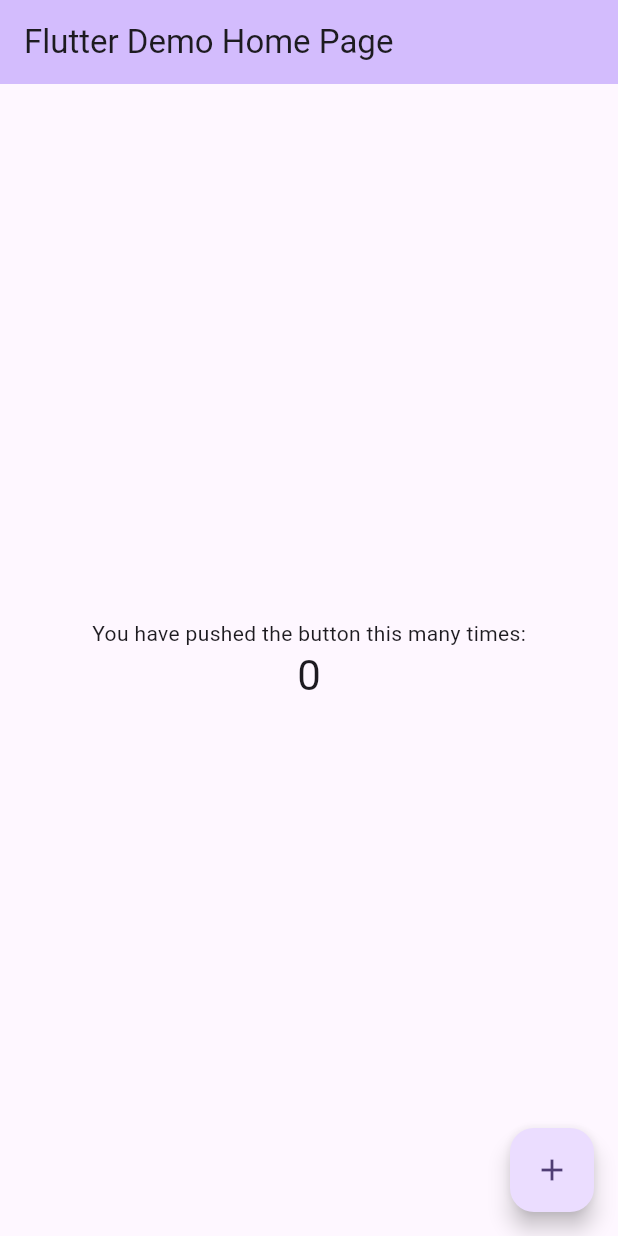
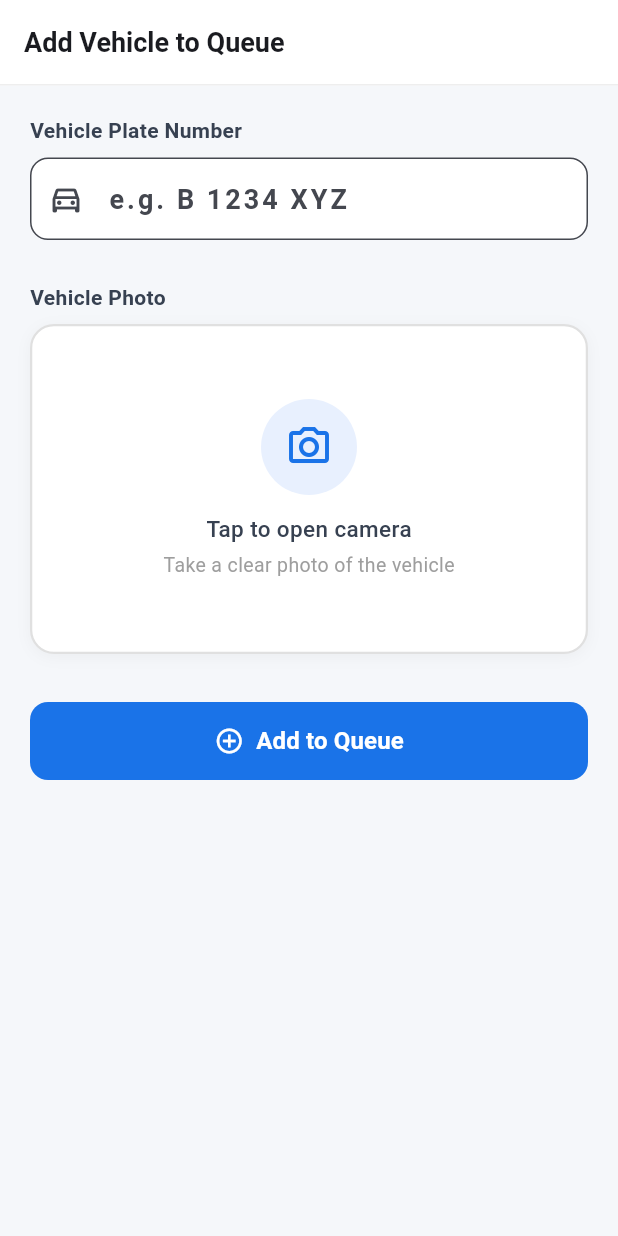
Before and after one commit to Tento03/showroom-queue-system, a Flutter app: the screen it shows after launch, on a phone screen of 412 x 824 dp. Run offline on Flutter 3.47's test engine with Material 3 defaults, Android fonts, the phone set to English and light mode, and no system bars; our stand-ins replace dio, image_picker.

Commit message:
setup flutter project & dio client

```diff
--- /dev/null
+++ b/mobile/vehicle_queue_app/lib/features/queue/pages/create_queue_page.dart
@@ -0,0 +1,328 @@
+import 'dart:io';
+
+import 'package:flutter/material.dart';
+import 'package:image_picker/image_picker.dart';
+
+class CreateQueuePage extends StatefulWidget {
+  const CreateQueuePage({super.key});
+
+  @override
+  State<CreateQueuePage> createState() => _CreateQueuePageState();
+}
+
+class _CreateQueuePageState extends State<CreateQueuePage> {
+  // ─── State ────────────────────────────────────────────────────────────────
+  final _plateController = TextEditingController();
+  final _formKey = GlobalKey<FormState>();
+
+  File? _vehicleImage;
+  bool _isLoading = false;
+
+  // ─── Lifecycle ────────────────────────────────────────────────────────────
+  @override
+  void dispose() {
+    _plateController.dispose();
+    super.dispose();
+  }
+
+  // ─── Logic ────────────────────────────────────────────────────────────────
+
+  /// Opens the device camera, captures a photo, and stores it as a [File].
+  /// Image quality is compressed to 60% to reduce upload size.
+  Future<void> pickImage() async {
+    final picker = ImagePicker();
+
+    final XFile? picked = await picker.pickImage(
+      source: ImageSource.camera,
+      imageQuality: 60,
+    );
+
+    if (picked != null) {
+      setState(() {
+        _vehicleImage = File(picked.path);
+      });
+    }
+  }
+
+  /// Validates inputs, calls the service, and handles success/error feedback.
+  Future<void> submit() async {
+    // Validate plate field
+    if (!_formKey.currentState!.validate()) return;
+
+    // Validate image separately (not a form field)
+    if (_vehicleImage == null) {
+      _showSnackBar('Please take a photo of the vehicle.', isError: true);
+      return;
+    }
+
+    setState(() => _isLoading = true);
+  }
+
+  void _resetForm() {
+    _plateController.clear();
+    setState(() => _vehicleImage = null);
+  }
+
+  void _showSnackBar(String message, {bool isError = false}) {
+    ScaffoldMessenger.of(context).showSnackBar(
+      SnackBar(
+        content: Text(message),
+        backgroundColor: isError ? Colors.red.shade700 : Colors.green.shade700,
+        behavior: SnackBarBehavior.floating,
+        shape: RoundedRectangleBorder(borderRadius: BorderRadius.circular(10)),
+        margin: const EdgeInsets.all(16),
+      ),
+    );
+  }
+
+  // ─── UI ───────────────────────────────────────────────────────────────────
+  @override
+  Widget build(BuildContext context) {
+    final theme = Theme.of(context);
+
+    return Scaffold(
+      backgroundColor: const Color(0xFFF5F7FA),
+      appBar: AppBar(
+        backgroundColor: Colors.white,
+        elevation: 0,
+        centerTitle: false,
+        title: const Text(
+          'Add Vehicle to Queue',
+          style: TextStyle(fontSize: 18, fontWeight: FontWeight.w600),
+        ),
+        bottom: PreferredSize(
+          preferredSize: const Size.fromHeight(1),
+          child: Divider(height: 1, color: Colors.grey.shade200),
+        ),
+      ),
+      body: SingleChildScrollView(
+        padding: const EdgeInsets.all(20),
+        child: Form(
+          key: _formKey,
+          child: Column(
+            crossAxisAlignment: CrossAxisAlignment.stretch,
+            children: [
+              _SectionLabel(label: 'Vehicle Plate Number'),
+              const SizedBox(height: 8),
+              _PlateTextField(controller: _plateController),
+              const SizedBox(height: 28),
+              _SectionLabel(label: 'Vehicle Photo'),
+              const SizedBox(height: 8),
+              _ImagePickerCard(image: _vehicleImage, onTap: pickImage),
+              const SizedBox(height: 32),
+              _SubmitButton(isLoading: _isLoading, onPressed: submit),
+            ],
+          ),
+        ),
+      ),
+    );
+  }
+}
+
+// ─── Sub-Widgets ──────────────────────────────────────────────────────────────
+// Kept in the same file for MVP simplicity.
+// Move to lib/features/queue/widgets/ when they grow or are reused elsewhere.
+
+class _SectionLabel extends StatelessWidget {
+  const _SectionLabel({required this.label});
+  final String label;
+
+  @override
+  Widget build(BuildContext context) {
+    return Text(
+      label,
+      style: const TextStyle(
+        fontSize: 14,
+        fontWeight: FontWeight.w600,
+        color: Color(0xFF374151),
+      ),
+    );
+  }
+}
+
+class _PlateTextField extends StatelessWidget {
+  const _PlateTextField({required this.controller});
+  final TextEditingController controller;
+
+  @override
+  Widget build(BuildContext context) {
+    return TextFormField(
+      controller: controller,
+      textCapitalization: TextCapitalization.characters,
+      style: const TextStyle(
+        fontSize: 18,
+        fontWeight: FontWeight.w700,
+        letterSpacing: 2,
+      ),
+      decoration: const InputDecoration(
+        hintText: 'e.g. B 1234 XYZ',
+        filled: true,
+        fillColor: Colors.white,
+        prefixIcon: Icon(Icons.directions_car_outlined),
+      ),
+      validator: (value) {
+        if (value == null || value.trim().isEmpty) {
+          return 'Plate number cannot be empty.';
+        }
+        if (value.trim().length < 3) {
+          return 'Enter a valid plate number.';
+        }
+        return null;
+      },
+    );
+  }
+}
+
+class _ImagePickerCard extends StatelessWidget {
+  const _ImagePickerCard({required this.image, required this.onTap});
+
+  final File? image;
+  final VoidCallback onTap;
+
+  @override
+  Widget build(BuildContext context) {
+    return GestureDetector(
+      onTap: onTap,
+      child: AnimatedContainer(
+        duration: const Duration(milliseconds: 200),
+        height: 220,
+        decoration: BoxDecoration(
+          color: Colors.white,
+          borderRadius: BorderRadius.circular(16),
+          border: Border.all(
+            color: image != null
+                ? const Color(0xFF1A73E8)
+                : Colors.grey.shade300,
+            width: image != null ? 2 : 1.5,
+          ),
+          boxShadow: [
+            BoxShadow(
+              color: Colors.black.withOpacity(0.04),
+              blurRadius: 8,
+              offset: const Offset(0, 2),
+            ),
+          ],
+        ),
+        clipBehavior: Clip.hardEdge,
+        child: image != null ? _buildPreview() : _buildPlaceholder(),
+      ),
+    );
+  }
+
+  Widget _buildPreview() {
+    return Stack(
+      fit: StackFit.expand,
+      children: [
+        Image.file(image!, fit: BoxFit.cover),
+        // Retake overlay at bottom
+        Positioned(
+          bottom: 0,
+          left: 0,
+          right: 0,
+          child: Container(
+            padding: const EdgeInsets.symmetric(vertical: 10),
+            decoration: BoxDecoration(
+              gradient: LinearGradient(
+                begin: Alignment.bottomCenter,
+                end: Alignment.topCenter,
+                colors: [Colors.black.withOpacity(0.65), Colors.transparent],
+              ),
+            ),
+            child: const Row(
+              mainAxisAlignment: MainAxisAlignment.center,
+              children: [
+                Icon(Icons.camera_alt, color: Colors.white, size: 16),
+                SizedBox(width: 6),
+                Text(
+                  'Tap to retake',
+                  style: TextStyle(
+                    color: Colors.white,
+                    fontSize: 13,
+                    fontWeight: FontWeight.w500,
+                  ),
+                ),
+              ],
+            ),
+          ),
+        ),
+      ],
+    );
+  }
+
+  Widget _buildPlaceholder() {
+    return Column(
+      mainAxisAlignment: MainAxisAlignment.center,
+      children: [
+        Container(
+          padding: const EdgeInsets.all(16),
+          decoration: BoxDecoration(
+            color: const Color(0xFFE8F0FE),
+            shape: BoxShape.circle,
+          ),
+          child: const Icon(
+            Icons.camera_alt_outlined,
+            size: 32,
+            color: Color(0xFF1A73E8),
+          ),
+        ),
+        const SizedBox(height: 12),
+        const Text(
+          'Tap to open camera',
+          style: TextStyle(
+            fontSize: 15,
+            fontWeight: FontWeight.w500,
+            color: Color(0xFF374151),
+          ),
+        ),
+        const SizedBox(height: 4),
+        Text(
+          'Take a clear photo of the vehicle',
+          style: TextStyle(fontSize: 13, color: Colors.grey.shade500),
+        ),
+      ],
+    );
+  }
+}
+
+class _SubmitButton extends StatelessWidget {
+  const _SubmitButton({required this.isLoading, required this.onPressed});
+
+  final bool isLoading;
+  final VoidCallback onPressed;
+
+  @override
+  Widget build(BuildContext context) {
+    return SizedBox(
+      height: 52,
+      child: FilledButton(
+        onPressed: isLoading ? null : onPressed,
+        style: FilledButton.styleFrom(
+          backgroundColor: const Color(0xFF1A73E8),
+          shape: RoundedRectangleBorder(
+            borderRadius: BorderRadius.circular(12),
+          ),
+        ),
+        child: isLoading
+            ? const SizedBox(
+                width: 22,
+                height: 22,
+                child: CircularProgressIndicator(
+                  color: Colors.white,
+                  strokeWidth: 2.5,
+                ),
+              )
+            : const Row(
+                mainAxisAlignment: MainAxisAlignment.center,
+                children: [
+                  Icon(Icons.add_circle_outline, size: 20),
+                  SizedBox(width: 8),
+                  Text(
+                    'Add to Queue',
+                    style: TextStyle(fontSize: 16, fontWeight: FontWeight.w600),
+                  ),
+                ],
+              ),
+      ),
+    );
+  }
+}
--- a/mobile/vehicle_queue_app/lib/main.dart
+++ b/mobile/vehicle_queue_app/lib/main.dart
@@ -1,122 +1,33 @@
 import 'package:flutter/material.dart';
+import 'package:vehicle_queue_app/features/queue/pages/create_queue_page.dart';
 
-void main() {
+void main(List<String> args) {
   runApp(const MyApp());
 }
 
 class MyApp extends StatelessWidget {
   const MyApp({super.key});
 
-  // This widget is the root of your application.
   @override
   Widget build(BuildContext context) {
     return MaterialApp(
-      title: 'Flutter Demo',
+      title: 'DIPO Queue',
+      debugShowCheckedModeBanner: false,
       theme: ThemeData(
-        // This is the theme of your application.
-        //
-        // TRY THIS: Try running your application with "flutter run". You'll see
-        // the application has a purple toolbar. Then, without quitting the app,
-        // try changing the seedColor in the colorScheme below to Colors.green
-        // and then invoke "hot reload" (save your changes or press the "hot
-        // reload" button in a Flutter-supported IDE, or press "r" if you used
-        // the command line to start the app).
-        //
-        // Notice that the counter didn't reset back to zero; the application
-        // state is not lost during the reload. To reset the state, use hot
-        // restart instead.
-        //
-        // This works for code too, not just values: Most code changes can be
-        // tested with just a hot reload.
-        colorScheme: .fromSeed(seedColor: Colors.deepPurple),
+        colorScheme: ColorScheme.fromSeed(
+          seedColor: const Color(0xFF1A73E8),
+          brightness: Brightness.light,
+        ),
+        useMaterial3: true,
+        inputDecorationTheme: InputDecorationTheme(
+          border: OutlineInputBorder(borderRadius: BorderRadius.circular(12)),
+          contentPadding: const EdgeInsets.symmetric(
+            horizontal: 16,
+            vertical: 14,
+          ),
+        ),
       ),
-      home: const MyHomePage(title: 'Flutter Demo Home Page'),
+      home: CreateQueuePage(),
     );
   }
 }
-
-class MyHomePage extends StatefulWidget {
-  const MyHomePage({super.key, required this.title});
-
-  // This widget is the home page of your application. It is stateful, meaning
-  // that it has a State object (defined below) that contains fields that affect
-  // how it looks.
-
-  // This class is the configuration for the state. It holds the values (in this
-  // case the title) provided by the parent (in this case the App widget) and
-  // used by the build method of the State. Fields in a Widget subclass are
-  // always marked "final".
-
-  final String title;
-
-  @override
-  State<MyHomePage> createState() => _MyHomePageState();
-}
-
-class _MyHomePageState extends State<MyHomePage> {
-  int _counter = 0;
-
-  void _incrementCounter() {
-    setState(() {
-      // This call to setState tells the Flutter framework that something has
-      // changed in this State, which causes it to rerun the build method below
-      // so that the display can reflect the updated values. If we changed
-      // _counter without calling setState(), then the build method would not be
-      // called again, and so nothing would appear to happen.
-      _counter++;
-    });
-  }
-
-  @override
-  Widget build(BuildContext context) {
-    // This method is rerun every time setState is called, for instance as done
-    // by the _incrementCounter method above.
-    //
-    // The Flutter framework has been optimized to make rerunning build methods
-    // fast, so that you can just rebuild anything that needs updating rather
-    // than having to individually change instances of widgets.
-    return Scaffold(
-      appBar: AppBar(
-        // TRY THIS: Try changing the color here to a specific color (to
-        // Colors.amber, perhaps?) and trigger a hot reload to see the AppBar
-        // change color while the other colors stay the same.
-        backgroundColor: Theme.of(context).colorScheme.inversePrimary,
-        // Here we take the value from the MyHomePage object that was created by
-        // the App.build method, and use it to set our appbar title.
-        title: Text(widget.title),
-      ),
-      body: Center(
-        // Center is a layout widget. It takes a single child and positions it
-        // in the middle of the parent.
-        child: Column(
-          // Column is also a layout widget. It takes a list of children and
-          // arranges them vertically. By default, it sizes itself to fit its
-          // children horizontally, and tries to be as tall as its parent.
-          //
-          // Column has various properties to control how it sizes itself and
-          // how it positions its children. Here we use mainAxisAlignment to
-          // center the children vertically; the main axis here is the vertical
-          // axis because Columns are vertical (the cross axis would be
-          // horizontal).
-          //
-          // TRY THIS: Invoke "debug painting" (choose the "Toggle Debug Paint"
-          // action in the IDE, or press "p" in the console), to see the
-          // wireframe for each widget.
-          mainAxisAlignment: .center,
-          children: [
-            const Text('You have pushed the button this many times:'),
-            Text(
-              '$_counter',
-              style: Theme.of(context).textTheme.headlineMedium,
-            ),
-          ],
-        ),
-      ),
-      floatingActionButton: FloatingActionButton(
-        onPressed: _incrementCounter,
-        tooltip: 'Increment',
-        child: const Icon(Icons.add),
-      ),
-    );
-  }
-}
```
Also changed, not shown: mobile/vehicle_queue_app/lib/core/network/dio_client.dart (added, +33 -0 lines), mobile/vehicle_queue_app/pubspec.yaml (+9 -0 lines), mobile/vehicle_queue_app/pubspec.lock, 8 other files.
